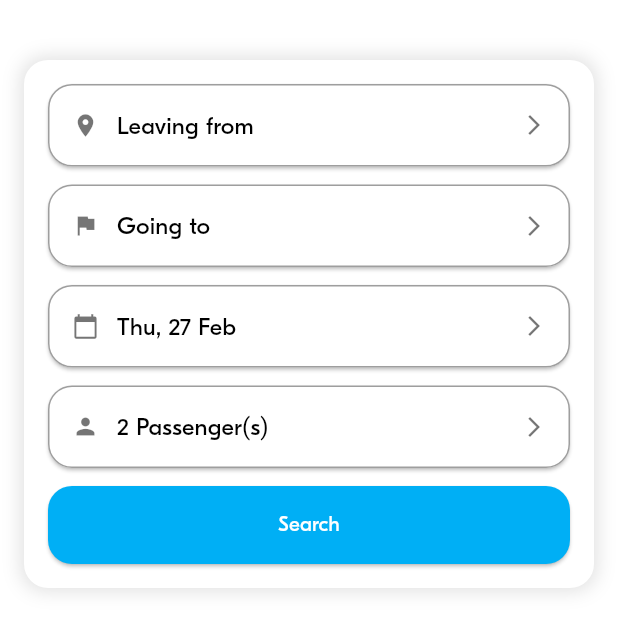
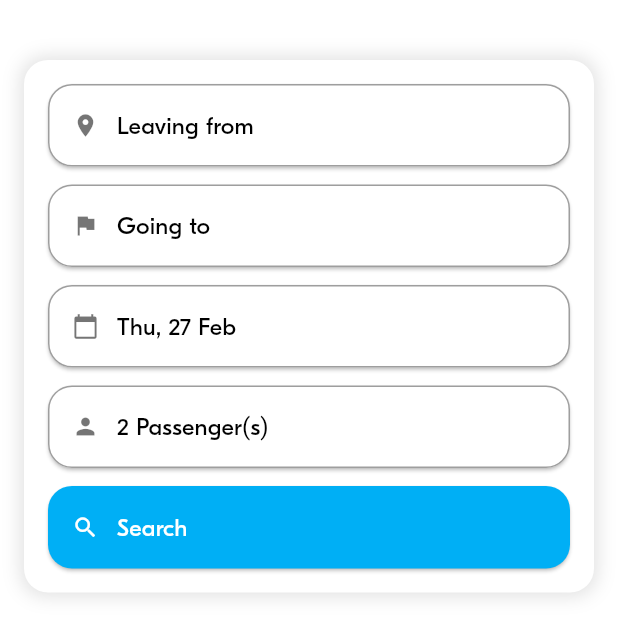
Before and after one commit to Uteytithya/blabla-flutter, a Flutter app: the RidePrefForm widget shown alone on an empty page, opened directly with sample values from the repository, on a phone screen of 412 x 824 dp. Shown: the top 637 px of the screen. Run offline on Flutter 3.47's test engine with Material 3 defaults, Android fonts, the phone set to English and light mode, and no system bars; project files that could hold a hidden picture were left out.

Commit message:
BLA-003 – Implement BlaButton

```diff
--- a/lib/main.dart
+++ b/lib/main.dart
@@ -1,5 +1,5 @@
 import 'package:flutter/material.dart';
-import 'screens/ride_pref/ride_pref_screen.dart';
+import 'package:new_flutter/test/screen/test_button_screen.dart';
 import 'theme/theme.dart';
 
 void main() {
@@ -14,7 +14,8 @@ class MyApp extends StatelessWidget {
     return MaterialApp(
       debugShowCheckedModeBanner: false,
       theme: appTheme,
-      home: Scaffold(body: RidePrefScreen()),
+      // home: Scaffold(body: RidePrefScreen()),
+      home: const TestScreen(),
     );
   }
 }
--- /dev/null
+++ b/lib/screens/global_widget/bla_button.dart
@@ -0,0 +1,56 @@
+import 'package:flutter/material.dart';
+import 'package:new_flutter/theme/theme.dart';
+
+class BlaButton extends StatelessWidget {
+  final IconData? icon;
+  final String text;
+  final VoidCallback onTap;
+  final bool isPrimary;
+  final IconData? trailingIcon;
+
+  const BlaButton({
+    super.key,
+    this.icon,
+    required this.text,
+    required this.onTap,
+    this.isPrimary = false,
+    this.trailingIcon,
+  });
+
+  @override
+  Widget build(BuildContext context) {
+    return SizedBox(
+      width: double.infinity,
+      child: ElevatedButton(
+        style: ElevatedButton.styleFrom(
+          backgroundColor: isPrimary ? BlaColors.primary : Colors.white,
+          foregroundColor: isPrimary ? BlaColors.white : Colors.black,
+          padding: EdgeInsets.all(BlaSpacings.m),
+          shape: RoundedRectangleBorder(
+            borderRadius: BorderRadius.circular(BlaSpacings.radius),
+            side: isPrimary ? BorderSide.none : BorderSide(color: Colors.grey),
+          ),
+        ),
+        onPressed: onTap,
+        child: Row(
+          mainAxisAlignment: MainAxisAlignment.spaceBetween,
+          children: [
+            Row(
+              children: [
+                if (icon != null) Icon(icon, color: isPrimary ? BlaColors.white : Colors.black54),
+                SizedBox(width: BlaSpacings.s),
+                Text(
+                  text,
+                  style: BlaTextStyles.body.copyWith(
+                    color: isPrimary ? BlaColors.white : Colors.black,
+                  ),
+                ),
+              ],
+            ),
+            if (trailingIcon != null) Icon(trailingIcon),
+          ],
+        ),
+      ),
+    );
+  }
+}
--- a/lib/screens/global_widget/primary_button.dart
+++ /dev/null
@@ -1,25 +0,0 @@
-import 'package:flutter/material.dart';
-import 'package:new_flutter/theme/theme.dart';
-
-class PrimaryButton extends StatelessWidget {
-  const PrimaryButton({super.key});
-
-  @override
-  Widget build(BuildContext context) {
-    return SizedBox(
-      width: double.infinity,
-      child: ElevatedButton(
-        style: ElevatedButton.styleFrom(
-          backgroundColor: BlaColors.primary,
-          foregroundColor: BlaColors.white,
-          padding: EdgeInsets.symmetric(vertical: BlaSpacings.m),
-          shape: RoundedRectangleBorder(
-            borderRadius: BorderRadius.circular(BlaSpacings.radius),
-          ),
-        ),
-        onPressed: () {},
-        child: Text("Search", style: BlaTextStyles.button.copyWith(color: BlaColors.white)),
-      ),
-    );
-  }
-}
--- a/lib/screens/global_widget/secondary_button.dart
+++ /dev/null
@@ -1,39 +0,0 @@
-import 'package:flutter/material.dart';
-import 'package:new_flutter/theme/theme.dart';
-
-class SecondaryButton extends StatelessWidget {
-  final IconData icon;
-  final String text;
-  final VoidCallback onTap;
-
-  const SecondaryButton({super.key, required this.icon, required this.text, required this.onTap});
-
-  @override
-  Widget build(BuildContext context) {
-    return ElevatedButton(
-      style: ElevatedButton.styleFrom(
-        backgroundColor: Colors.white,
-        foregroundColor: Colors.black,
-        padding: EdgeInsets.all(BlaSpacings.m),
-        shape: RoundedRectangleBorder(
-          borderRadius: BorderRadius.circular(BlaSpacings.radius),
-          side: BorderSide(color: Colors.grey),
-        ),
-      ),
-      onPressed: onTap,
-      child: Row(
-        mainAxisAlignment: MainAxisAlignment.spaceBetween,
-        children: [
-          Row(
-            children: [
-              Icon(icon, color: Colors.black54),
-              SizedBox(width: BlaSpacings.s),
-              Text(text, style: BlaTextStyles.body),
-            ],
-          ),
-          Icon(Icons.arrow_forward_ios, size: 16, color: Colors.black54),
-        ],
-      ),
-    );
-  }
-}
--- a/lib/screens/ride_pref/widgets/ride_pref_form.dart
+++ b/lib/screens/ride_pref/widgets/ride_pref_form.dart
@@ -1,7 +1,6 @@
 import 'package:flutter/material.dart';
 import 'package:intl/intl.dart';
-import 'package:new_flutter/screens/global_widget/primary_button.dart';
-import 'package:new_flutter/screens/global_widget/secondary_button.dart';
+import 'package:new_flutter/screens/global_widget/bla_button.dart';
 import 'package:new_flutter/theme/theme.dart';
 
 import '../../../model/ride/locations.dart';
@@ -90,13 +89,21 @@ class _RidePrefFormState extends State<RidePrefForm> {
             child: Column(
               crossAxisAlignment: CrossAxisAlignment.stretch,
               children: [
-                SecondaryButton(icon: Icons.location_on, text: "Leaving from", onTap: () {}),
+                BlaButton(
+                  icon: Icons.location_on,
+                  text: "Leaving from",
+                  onTap: () {},
+                ),
                 SizedBox(height: BlaSpacings.s),
-                SecondaryButton(icon: Icons.flag, text: "Going to", onTap: () {}),
+                BlaButton(
+                  icon: Icons.flag,
+                  text: "Going to",
+                  onTap: () {},
+                ),
                 SizedBox(height: BlaSpacings.s),
-                SecondaryButton(
+                BlaButton(
                   icon: Icons.calendar_today,
-                  text: departureDate == DateTime.now() ? 'Today' : DateFormat('EEE, d MMM').format(departureDate), // Format the date into format "Mon, 12 Jan"
+                  text: DateFormat('EEE, d MMM').format(departureDate),
                   onTap: () async {
                     DateTime? pickedDate = await showDatePicker(
                       context: context,
@@ -110,9 +117,18 @@ class _RidePrefFormState extends State<RidePrefForm> {
                   },
                 ),
                 SizedBox(height: BlaSpacings.s),
-                SecondaryButton(icon: Icons.person, text: "$requestedSeats Passenger(s)", onTap: () {}),
+                BlaButton(
+                  icon: Icons.person,
+                  text: "$requestedSeats Passenger(s)",
+                  onTap: () {},
+                ),
                 SizedBox(height: BlaSpacings.s),
-                PrimaryButton(),
+                BlaButton(
+                  icon: Icons.search,
+                  text: "Search",
+                  onTap: () {},
+                  isPrimary: true,
+                ),
               ],
             ),
           ),
```
Also changed, not shown: 3 other files.
